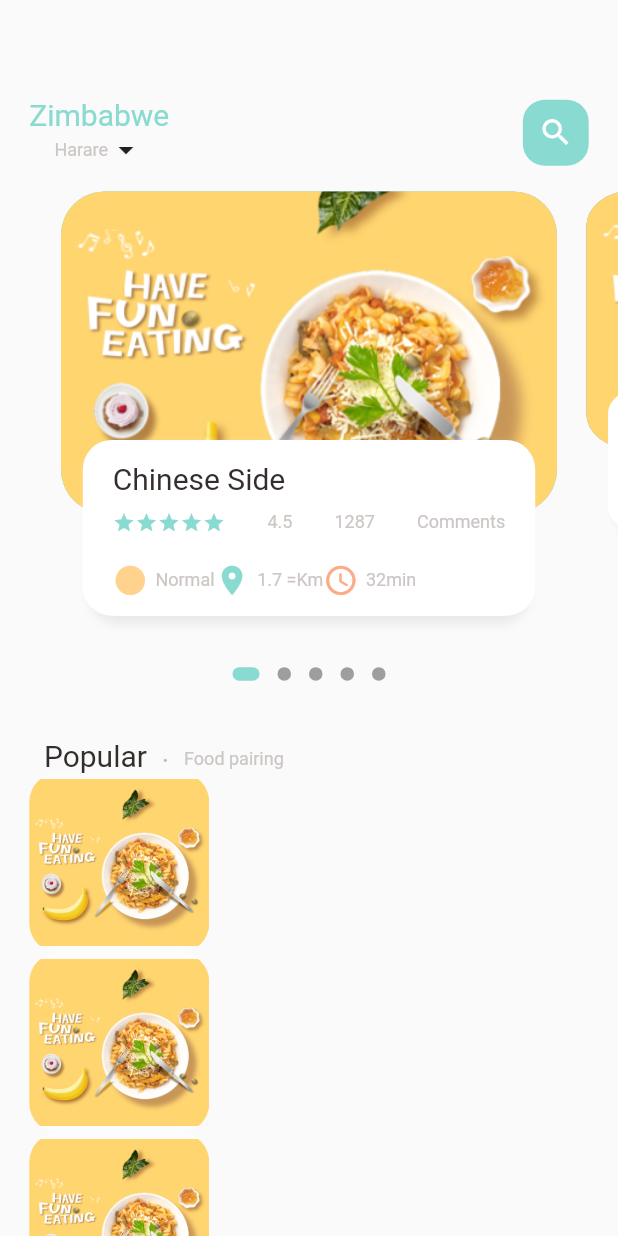
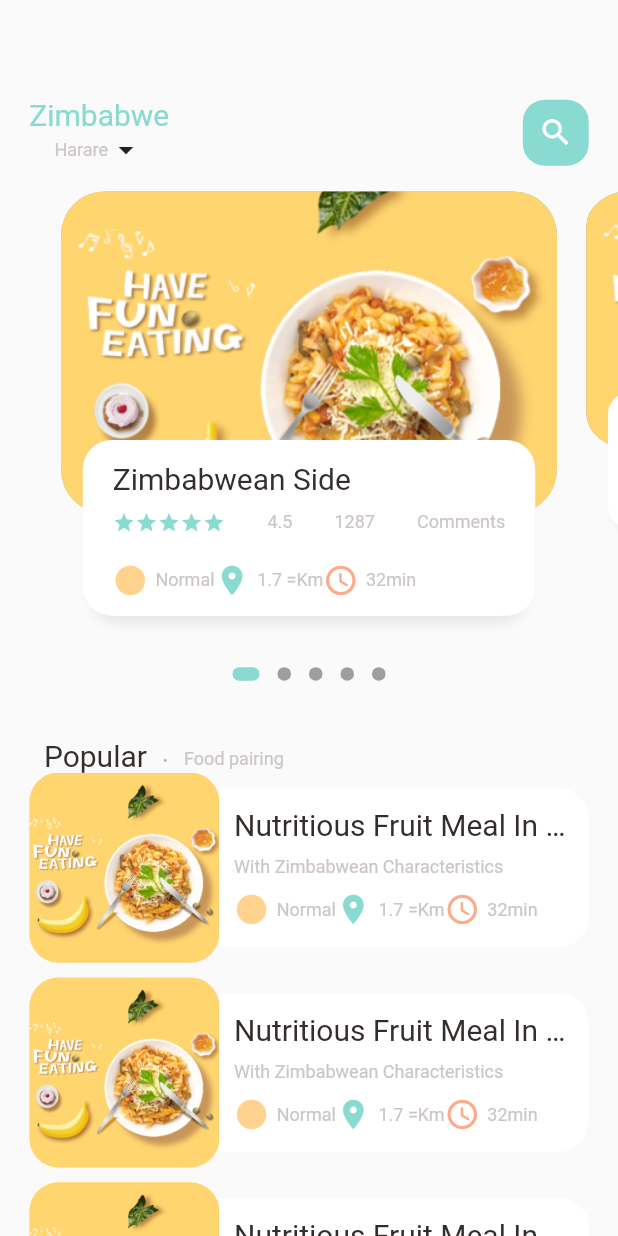
Before and after one commit to Cullex/food_delivery_clone, a Flutter app: the screen it shows after launch, on a phone screen of 412 x 824 dp. Run offline on Flutter 3.47's test engine with Material 2 defaults, Android fonts, the phone set to English and light mode, and no system bars; drawn by our look-alikes of dots_indicator; our stand-ins replace get.

Commit message:
final_first_page

```diff
--- a/lib/main.dart
+++ b/lib/main.dart
@@ -1,5 +1,5 @@
 import 'package:flutter/material.dart';
-import 'package:food_delivery/home/main_food_page.dart';
+import 'package:food_delivery/pages/home/main_food_page.dart';
 import 'package:get/get.dart';
 
 void main() {
--- a/lib/home/food_page_body.dart
+++ b/lib/pages/home/food_page_body.dart
@@ -81,35 +81,77 @@ class _FoodPageBodyState extends State<FoodPageBody> {
             ],
           ),
         ),
-        Container(
-          height: 700,
-          child: ListView.builder(
-            physics: AlwaysScrollableScrollPhysics(),
+        ListView.builder(
+          physics: NeverScrollableScrollPhysics(),
             shrinkWrap: true,
             itemCount: 10,
             itemBuilder: (context, index){
               return Container(
-                  margin: EdgeInsets.only(left: Dimensions.width20, right: Dimensions.width20),
+                margin: EdgeInsets.only(left: Dimensions.width20, right: Dimensions.width20, bottom: Dimensions.height10),
                 child: Row(
                   children: [
+                    //image section
                     Container(
-                        width: 120,
-                        height: 120,
+                      width: Dimensions.listViewImgSize,
+                      height: Dimensions.listViewImgSize,
                       decoration: BoxDecoration(
                           borderRadius: BorderRadius.circular(Dimensions.radius20),
                           color: Colors.white38,
                           image: DecorationImage(
+                            fit: BoxFit.cover,
                               image: AssetImage(
                                   "assets/image/food0.png"
                               )
                           )
                       ),
+                    ),
+                    //text container
+                    Expanded(
+                      child: Container(
+                        height: Dimensions.listViewTextContSize,
+                        decoration: BoxDecoration(
+                          borderRadius: BorderRadius.only(
+                            topRight: Radius.circular(Dimensions.radius20),
+                            bottomRight: Radius.circular(Dimensions.radius20),
+                          ),
+                          color: Colors.white,
+                        ),
+                        child: Padding(
+                            padding: EdgeInsets.only(left: Dimensions.width10, right: Dimensions.width10),
+                          child: Column(
+                            crossAxisAlignment: CrossAxisAlignment.start,
+                            mainAxisAlignment: MainAxisAlignment.center,
+                           children: [
+                             BigText(text: "Nutritious Fruit Meal In Zimbabwe"),
+                             SizedBox(height: Dimensions.height10,),
+                             SmallText(text: "With Zimbabwean Characteristics"),
+                             SizedBox(height: Dimensions.height10,),
+                             Row(
+                               children: [
+                                 IconAndTextWidget(icon: Icons.circle_sharp,
+                                   text: "Normal",
+                                   iconColor: AppColors.iconColor1,
+                                 ),
+                                 IconAndTextWidget(icon: Icons.location_on,
+                                   text: "1.7 =Km",
+                                   iconColor: AppColors.mainColor,
+                                 ),
+                                 IconAndTextWidget(icon: Icons.access_time_rounded,
+                                   text: "32min",
+                                   iconColor: AppColors.iconColor2,
+                                 ),
+                               ],
+                             ),
+                           ],
+                          ),
+                        ),
+                      ),
+
                     )
                   ],
                 ),
               );
-              }),
-        )
+            })
         //list of food and images
       ],
     );
@@ -184,7 +226,7 @@ class _FoodPageBodyState extends State<FoodPageBody> {
                 child: Column(
                   crossAxisAlignment: CrossAxisAlignment.start,
                   children: [
-                    BigText(text: "Chinese Side"),
+                    BigText(text: "Zimbabwean Side"),
                     SizedBox(height: Dimensions.height10),
                     Row(
                       mainAxisAlignment: MainAxisAlignment.spaceBetween,
--- a/lib/home/main_food_page.dart
+++ b/lib/pages/home/main_food_page.dart
@@ -1,9 +1,10 @@
 import 'package:flutter/material.dart';
-import 'package:food_delivery/home/food_page_body.dart';
 import 'package:food_delivery/utils/colors.dart';
 import 'package:food_delivery/utils/dimensions.dart';
 import 'package:food_delivery/widgets/big_text.dart';
 import 'package:food_delivery/widgets/small_text.dart';
+
+import 'food_page_body.dart';
 class MainFoodPage extends StatefulWidget {
   const MainFoodPage({Key? key}) : super(key: key);
 
--- a/lib/utils/dimensions.dart
+++ b/lib/utils/dimensions.dart
@@ -34,4 +34,9 @@ class Dimensions{
 static double iconSize24 = screenHeight/35.17;
 
 
+//list view size
+static double listViewImgSize = screenWidth/3.25;
+static double listViewTextContSize = screenWidth/3.9;
+
+
 }
```
Also changed, not shown: lib/pages/food/popular_food_detail.dart (added), 1 other file. Lines whose indentation alone changed are shown as unchanged.
